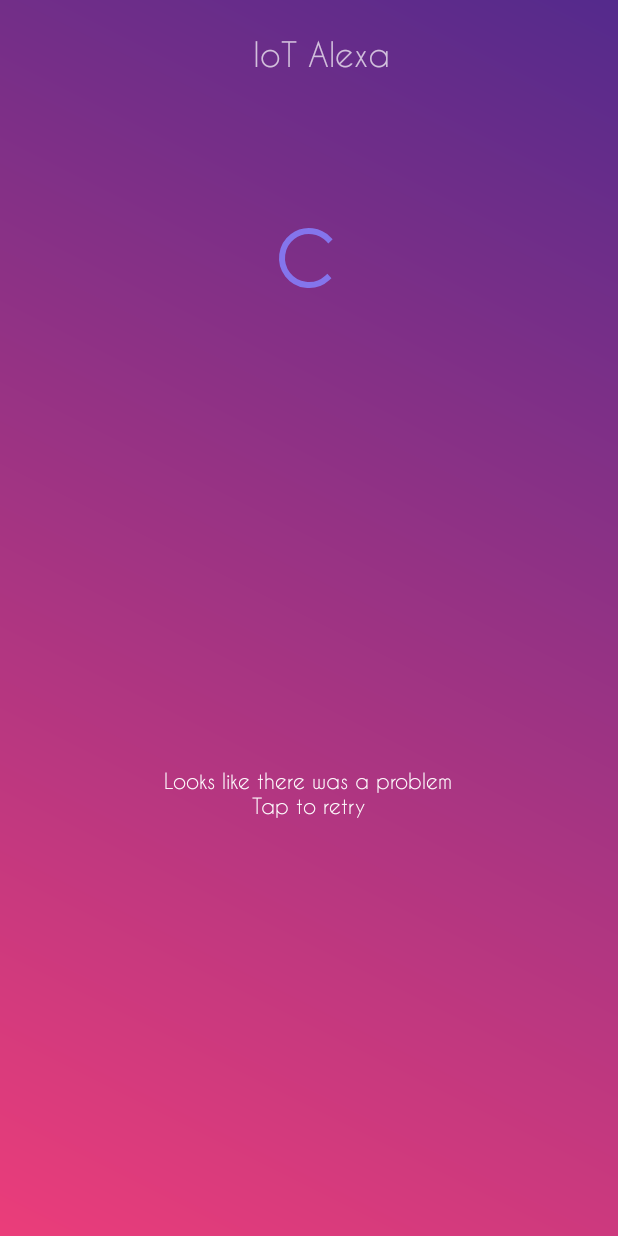
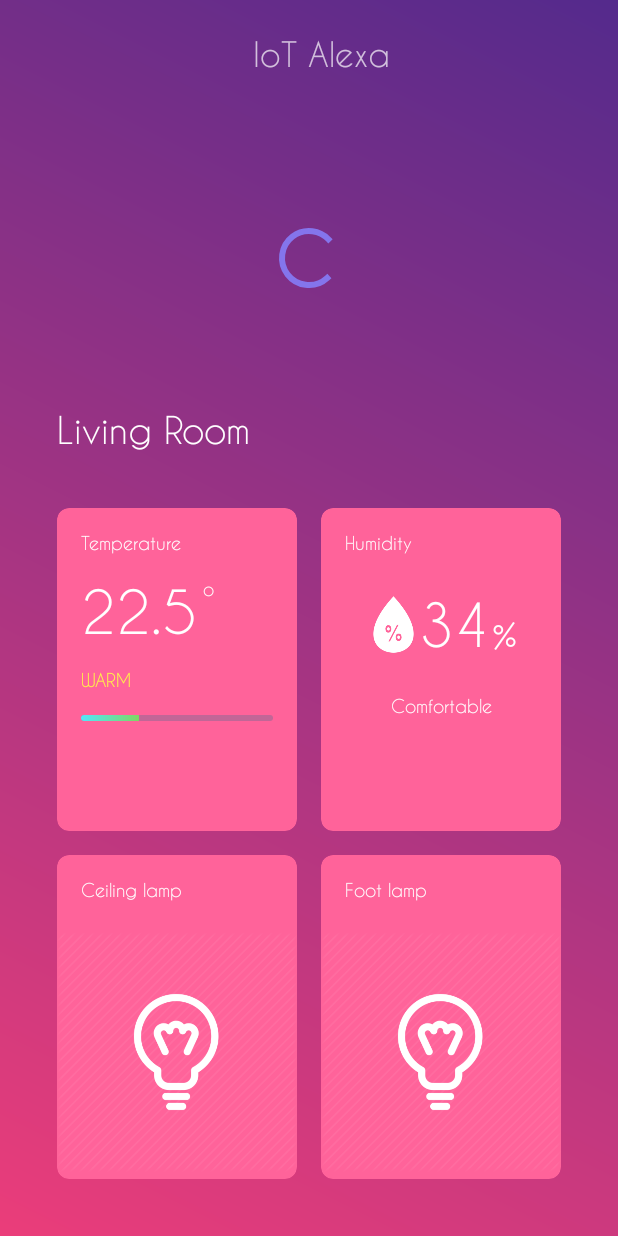
Before and after one commit to dani3/IoT-Alexa-Automation, an Android app: the screen it shows after launch (MainActivity), on a phone screen of 412 x 824 dp. Run offline under Robolectric (Android 15) with nearby library versions, the phone set to English and light mode, and no system bars; our stand-ins replace Volley; libraries missing offline, so code that uses them is left out: com.daimajia.androidanimations; plain views replace SpinKitView; network calls fail.

Commit message:
GetStatus call removed from the app

```diff
--- a/Android/app/src/main/java/com/danim/iotalexa/Constants/Constants.java
+++ b/Android/app/src/main/java/com/danim/iotalexa/Constants/Constants.java
@@ -16,10 +16,9 @@ public class Constants
     public static final int PERMISSION_ALL = 1;
     public static final String[] PERMISSIONS = { Manifest.permission.INTERNET };
 
-    public static final String LIVING_ROOM_FOOT_LAMP_IP = "http://192.168.1.4";
+    public static final String NODEV1_IP = "http://192.168.1.4";
 
     public static final String TOGGLE_LIGHT  = "/toggleLight";
-    public static final String GET_STATUS    = "/getStatus";
 
     public static final short LIVING_ROOM_NUMBER_DEVICES = 1;
 
--- a/Android/app/src/main/java/com/danim/iotalexa/Fragments/LivingRoomFragment.java
+++ b/Android/app/src/main/java/com/danim/iotalexa/Fragments/LivingRoomFragment.java
@@ -37,7 +37,6 @@ public class LivingRoomFragment extends android.support.v4.app.Fragment
     private AtomicInteger mDevicesConnected;
     private AtomicBoolean mErrorWithDevice;
 
-    private String mUrlFootLamp;
     private LivingRoomStatus mLivingRoomStatus;
 
     private ScaleAnimation mPulseAnimation;
@@ -45,7 +44,6 @@ public class LivingRoomFragment extends android.support.v4.app.Fragment
     private TextView mTemperatureTextView;
     private TextView mTemperatureStateTextView;
     private TextView mHumidityTextView;
-    private ImageView mCeilingLampImageView;
     private ImageView mFootLampImageView;
     private ProgressBar mTemperatureProgressBar;
 
@@ -55,8 +53,6 @@ public class LivingRoomFragment extends android.support.v4.app.Fragment
 
     public LivingRoomFragment()
     {
-        mUrlFootLamp = Constants.LIVING_ROOM_FOOT_LAMP_IP + Constants.GET_STATUS;
-
         mLivingRoomStatus = new LivingRoomStatus();
 
         mDevicesConnected = new AtomicInteger(0);
@@ -77,13 +73,11 @@ public class LivingRoomFragment extends android.support.v4.app.Fragment
     {
         View fragment = inflater.inflate(R.layout.fragment_main, container, false);
 
-        View ceilingLampContainer = fragment.findViewById(R.id.living_room_ceiling_lamp_container);
         View footLampContainer = fragment.findViewById(R.id.living_room_foot_lamp_container);
 
         mTemperatureTextView      = fragment.findViewById(R.id.living_room_temperature);
         mTemperatureStateTextView = fragment.findViewById(R.id.living_room_temperature_state);
         mHumidityTextView         = fragment.findViewById(R.id.living_room_humidity);
-        mCeilingLampImageView     = fragment.findViewById(R.id.living_room_ceiling_lamp_image);
         mFootLampImageView        = fragment.findViewById(R.id.living_room_foot_lamp_image);
         mTemperatureProgressBar   = fragment.findViewById(R.id.living_room_temperature_progress);
         mContainer                = fragment.findViewById(R.id.living_room_container);
@@ -94,21 +88,12 @@ public class LivingRoomFragment extends android.support.v4.app.Fragment
         mErrorTextView.setVisibility(View.INVISIBLE);
         mLoadingView.setVisibility(View.VISIBLE);
 
-        ceilingLampContainer.setOnClickListener(new View.OnClickListener()
-        {
-            @Override
-            public void onClick(View v)
-            {
-                //_toggleLamp(mCeilingLampImageView, true);
-            }
-        });
-
         footLampContainer.setOnClickListener(new View.OnClickListener()
         {
             @Override
             public void onClick(View v)
             {
-                _toggleLamp(mFootLampImageView, false);
+                _toggleLamp(mFootLampImageView);
             }
         });
 
@@ -127,47 +112,15 @@ public class LivingRoomFragment extends android.support.v4.app.Fragment
     {
         super.onActivityCreated(savedInstanceState);
 
-        Log.d(Constants.TAG, "Connecting to: " + mUrlFootLamp);
+        mErrorWithDevice.set(false);
 
-        StringRequest footLampRequest = new StringRequest(mUrlFootLamp, new Response.Listener<String>()
+        mLivingRoomStatus.setTemperature(22.5f);
+        mLivingRoomStatus.setHumidity(34);
+
+        if (mDevicesConnected.incrementAndGet() == Constants.LIVING_ROOM_NUMBER_DEVICES)
         {
-            @Override
-            public void onResponse(String response)
-            {
-                String[] lines = response.split("\n");
-
-                float temperature = Float.parseFloat(lines[0].substring(lines[0].indexOf(" ") + 1));
-                float humidity = Float.parseFloat(lines[1].substring(lines[1].indexOf(" ") + 1));
-
-                Log.d(Constants.TAG, "Temperature: " + temperature);
-                Log.d(Constants.TAG, "Humidity: " + humidity);
-
-                mLivingRoomStatus.setTemperature(temperature);
-                mLivingRoomStatus.setHumidity((int) humidity);
-
-                if (mDevicesConnected.incrementAndGet() == Constants.LIVING_ROOM_NUMBER_DEVICES)
-                {
-                    _initializeViews();
-                }
-            }
+            _initializeViews();
         }
-        , new Response.ErrorListener()
-        {
-            @Override
-            public void onErrorResponse(VolleyError error)
-            {
-                Log.e(Constants.TAG, "Error connecting: " + error.getMessage());
-
-                mErrorWithDevice.set(true);
-
-                if (mDevicesConnected.incrementAndGet() == Constants.LIVING_ROOM_NUMBER_DEVICES)
-                {
-                    _initializeViews();
-                }
-            }
-        });
-
-        VolleySingleton.getInstance(getContext()).addToRequestQueue(footLampRequest);
     }
 
     /**
@@ -202,14 +155,11 @@ public class LivingRoomFragment extends android.support.v4.app.Fragment
     }
 
     /**
-     * Function to control the lamps.
+     * Function to control the foot lamp.
      */
-    private void _toggleLamp(final ImageView lamp, final boolean ceilingLamp)
+    private void _toggleLamp(final ImageView lamp)
     {
-        // TODO: add the other lamp
-        String url = (!ceilingLamp)
-                ? Constants.LIVING_ROOM_FOOT_LAMP_IP + Constants.TOGGLE_LIGHT
-                : null;
+        String url = Constants.NODEV1_IP + Constants.TOGGLE_LIGHT;
 
         Log.d(Constants.TAG, "Connecting to: " + url);
 
@@ -242,14 +192,7 @@ public class LivingRoomFragment extends android.support.v4.app.Fragment
             }
         });
 
-        if (ceilingLamp)
-        {
-            mCeilingLampImageView.startAnimation(mPulseAnimation);
-        }
-        else
-        {
-            mFootLampImageView.startAnimation(mPulseAnimation);
-        }
+        mFootLampImageView.startAnimation(mPulseAnimation);
 
         VolleySingleton.getInstance(getContext()).addToRequestQueue(stringRequest);
     }
--- a/Android/app/src/main/res/layout/ceiling_lamp.xml
+++ b/Android/app/src/main/res/layout/ceiling_lamp.xml
@@ -21,7 +21,6 @@
         android:layout_width="match_parent"
         android:layout_height="match_parent"
         android:layout_gravity="center"
-        android:layout_margin="32dp"
         android:tint="@android:color/white"
         android:src="@drawable/lamp"
         tools:ignore="ContentDescription" />
--- a/Android/app/src/main/res/layout/foot_lamp.xml
+++ b/Android/app/src/main/res/layout/foot_lamp.xml
@@ -21,7 +21,6 @@
         android:layout_width="match_parent"
         android:layout_height="match_parent"
         android:layout_gravity="center"
-        android:layout_margin="32dp"
         android:tint="@android:color/white"
         android:src="@drawable/lamp"
         tools:ignore="ContentDescription" />
```
